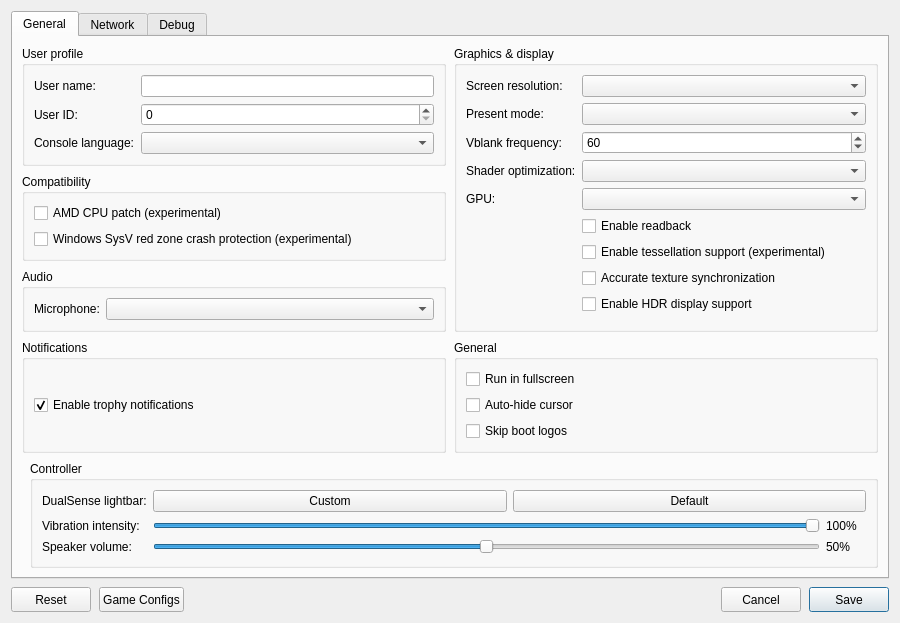
This is src/launcher/forms/configuration_edit_dialog.ui in KytyPS5/KytyPS5 as Qt 5 draws it before an edit. The edited form follows.
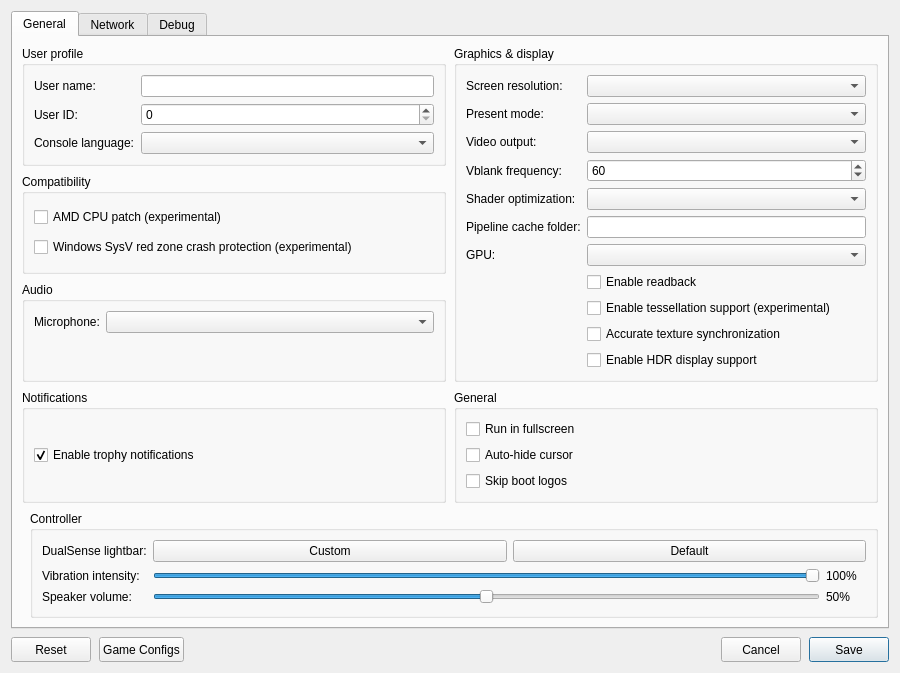
This is the edited form. Custom widgets are drawn as their Qt base class.

Commit message: macOS: run on MoltenVK, with pipelines built ahead and less CPU work per draw

```diff
--- a/src/launcher/forms/configuration_edit_dialog.ui
+++ b/src/launcher/forms/configuration_edit_dialog.ui
@@ -130,11 +130,21 @@
              </widget>
             </item>
             <item row="2" column="0">
+             <widget class="QLabel" name="label_video_out_resolution">
+              <property name="text"><string>Video output:</string></property>
+             </widget>
+            </item>
+            <item row="2" column="1">
+             <widget class="QComboBox" name="comboBox_video_out_resolution">
+              <property name="toolTip"><string>The output resolution the console reports to games, which render at it. Title: 4K unless the game may detect a smaller output</string></property>
+             </widget>
+            </item>
+            <item row="3" column="0">
              <widget class="QLabel" name="label_vblank_frequency">
               <property name="text"><string>Vblank frequency:</string></property>
              </widget>
             </item>
-            <item row="2" column="1">
+            <item row="3" column="1">
              <widget class="QSpinBox" name="spinBox_vblank_frequency">
               <property name="toolTip"><string>Virtual display refresh rate used for frame pacing</string></property>
               <property name="minimum"><number>30</number></property>
@@ -142,45 +152,56 @@
               <property name="value"><number>60</number></property>
              </widget>
             </item>
-            <item row="3" column="0">
+            <item row="4" column="0">
              <widget class="QLabel" name="label_shader_optimization">
               <property name="text"><string>Shader optimization:</string></property>
              </widget>
             </item>
-            <item row="3" column="1">
+            <item row="4" column="1">
              <widget class="QComboBox" name="comboBox_shader_optimization_type">
               <property name="toolTip"><string>Optimize shaders for code size or performance</string></property>
              </widget>
             </item>
-            <item row="4" column="0">
+            <item row="5" column="0">
+             <widget class="QLabel" name="label_pipeline_cache_folder">
+              <property name="text"><string>Pipeline cache folder:</string></property>
+             </widget>
+            </item>
+            <item row="5" column="1">
+             <widget class="QLineEdit" name="lineEdit_pipeline_cache_folder">
+              <property name="toolTip"><string>Folder for the pipeline and program lists of each game. Empty: the user&apos;s cache folder</string></property>
+              <property name="clearButtonEnabled"><bool>true</bool></property>
+             </widget>
+            </item>
+            <item row="6" column="0">
              <widget class="QLabel" name="label_gpu">
               <property name="text"><string>GPU:</string></property>
              </widget>
             </item>
-            <item row="4" column="1">
+            <item row="6" column="1">
              <widget class="QComboBox" name="comboBox_gpu">
               <property name="toolTip"><string>Graphics device used by the emulator</string></property>
              </widget>
             </item>
-            <item row="5" column="1">
+            <item row="7" column="1">
              <widget class="QCheckBox" name="checkBox_readback">
               <property name="toolTip"><string>Read back writable linear images</string></property>
               <property name="text"><string>Enable readback</string></property>
              </widget>
             </item>
-            <item row="6" column="1">
+            <item row="8" column="1">
              <widget class="QCheckBox" name="checkBox_tessellation">
               <property name="toolTip"><string>Draw tessellated geometry. Disabled by default; unsupported tessellation may cause crashes.</string></property>
               <property name="text"><string>Enable tessellation support (experimental)</string></property>
              </widget>
             </item>
-            <item row="7" column="1">
+            <item row="9" column="1">
              <widget class="QCheckBox" name="checkBox_sync_raw_image_buffers">
               <property name="toolTip"><string>Can fix missing textures and incorrect transparency in some games. May reduce performance.</string></property>
               <property name="text"><string>Accurate texture synchronization</string></property>
              </widget>
             </item>
-            <item row="8" column="1">
+            <item row="10" column="1">
              <widget class="QCheckBox" name="checkBox_hdr">
               <property name="toolTip"><string>Enable HDR10 output for supported games. Requires HDR enabled on the host display.</string></property>
               <property name="text"><string>Enable HDR display support</string></property>
```
The commit also changes 168 other files.
